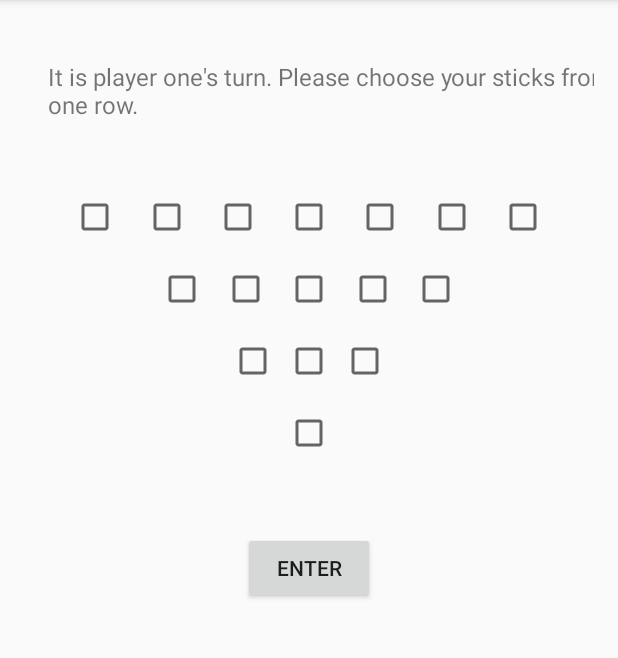
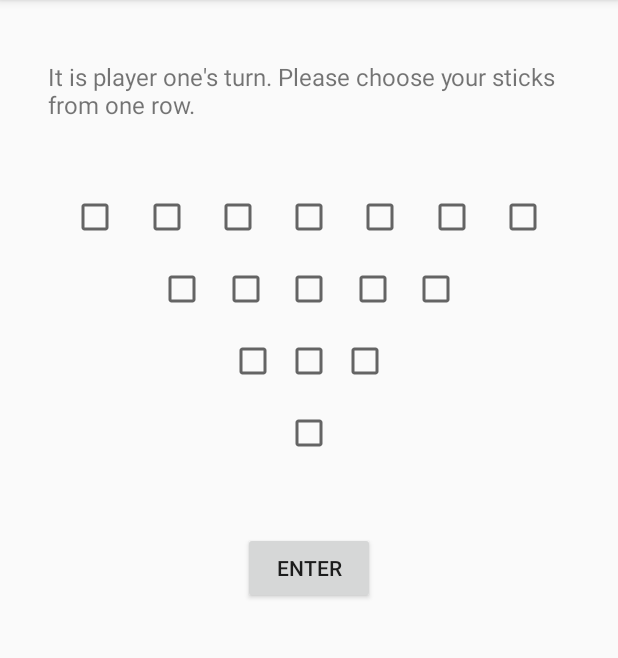
Before and after one commit to comArkGh8/MarienbadAndroidApp, an Android app: the BoardActivity screen opened directly, with no data from a screen before it, on a phone screen of 412 x 824 dp, the part 84-742 px from its top. Run offline under Robolectric (Android 15) with nearby library versions, the phone set to English and light mode, and no system bars; 3 statements that could not run were skipped.

Commit message:
fixed screen runoff for @id:whose_action text

```diff
--- a/app/src/main/res/layout/activity_board.xml
+++ b/app/src/main/res/layout/activity_board.xml
@@ -21,12 +21,15 @@
 
     <TextView
         android:id="@+id/whose_action"
-        android:layout_width="wrap_content"
+        android:layout_width="0dp"
         android:layout_height="wrap_content"
         android:layout_marginStart="16dp"
         android:layout_marginTop="24dp"
+        android:layout_marginEnd="16dp"
+        android:text="What to do..."
         android:textSize="16sp"
-        android:text="What to do..."
+        app:layout_constraintEnd_toEndOf="parent"
+        app:layout_constraintHorizontal_bias="0.016"
         app:layout_constraintStart_toStartOf="parent"
         app:layout_constraintTop_toTopOf="parent" />
 
```
